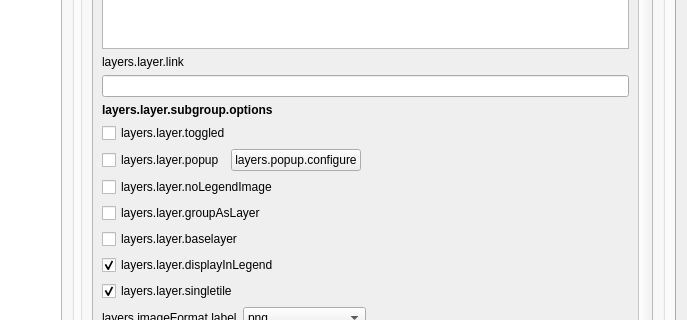
Old version of the form ui_lizmap.ui in the repository 3liz/lizmap-plugin; both pictures show x 533 to 1220 and y 316 to 636 of the 1220 by 921 pixel window.
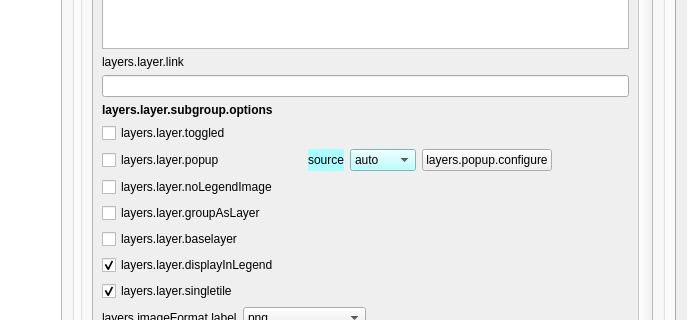
New version of the form.

Commit message: [FEATURE] Layers - New option to choose popup source: auto, lizmap advanced or QGIS maptip

```diff
--- a/ui_lizmap.ui
+++ b/ui_lizmap.ui
@@ -205,6 +205,51 @@
                     </property>
                    </widget>
                   </item>
+                  <item>
+                   <spacer name="horizontalSpacer_30">
+                    <property name="orientation">
+                     <enum>Qt::Horizontal</enum>
+                    </property>
+                    <property name="sizeHint" stdset="0">
+                     <size>
+                      <width>40</width>
+                      <height>20</height>
+                     </size>
+                    </property>
+                   </spacer>
+                  </item>
+                  <item>
+                   <widget class="QLabel" name="label_67">
+                    <property name="styleSheet">
+                     <string notr="true">background-color:rgb(170, 255, 255);</string>
+                    </property>
+                    <property name="text">
+                     <string>source</string>
+                    </property>
+                   </widget>
+                  </item>
+                  <item>
+                   <widget class="QComboBox" name="liPopupSource">
+                    <property name="styleSheet">
+                     <string notr="true">background-color:rgb(170, 255, 255);</string>
+                    </property>
+                    <item>
+                     <property name="text">
+                      <string>auto</string>
+                     </property>
+                    </item>
+                    <item>
+                     <property name="text">
+                      <string>lizmap</string>
+                     </property>
+                    </item>
+                    <item>
+                     <property name="text">
+                      <string>qgis</string>
+                     </property>
+                    </item>
+                   </widget>
+                  </item>
                   <item>
                    <widget class="QPushButton" name="btConfigurePopup">
                     <property name="text">
```
Left out of the diff: 105 changed lines with no effect on the pictures. The commit also changes 10 other files.
